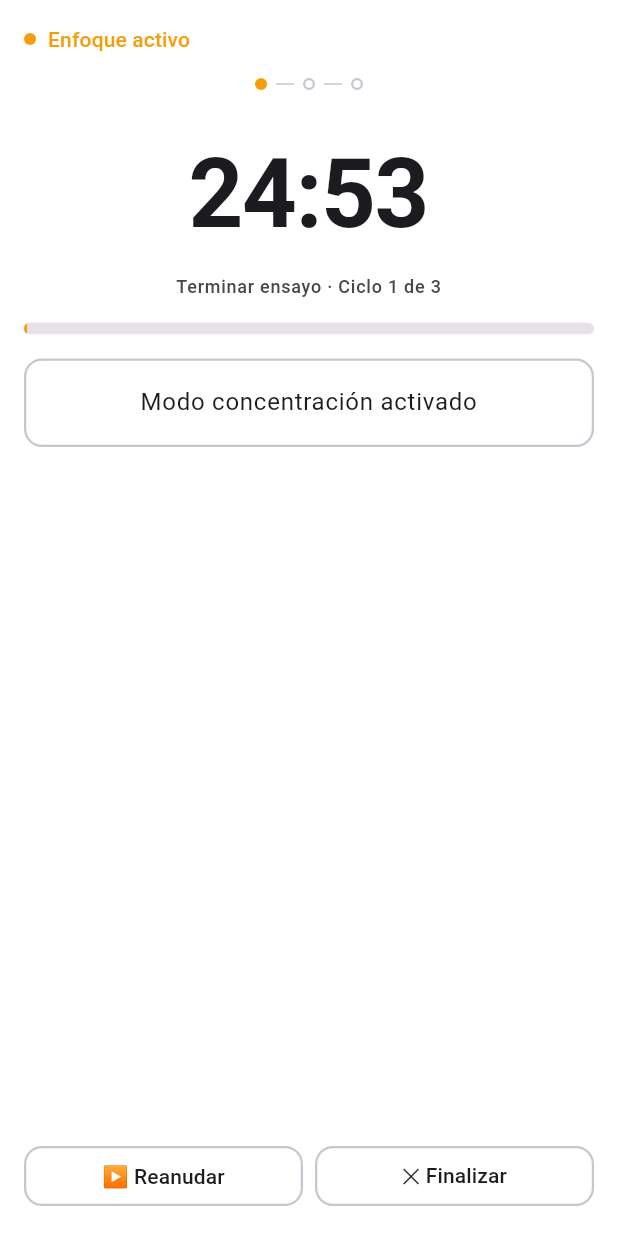
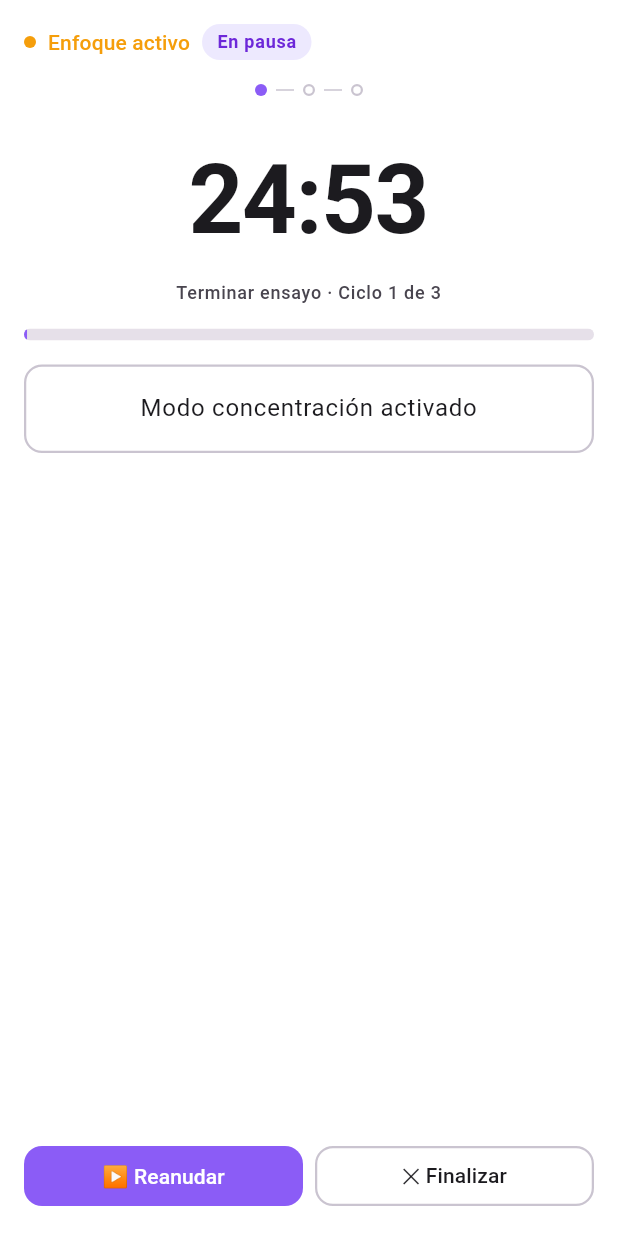
Before and after one commit to CamiloInoue/Pomodoro-Grupo12-MISW4302-202614, a Flutter app: the screen it shows after launch, after a tap on "⏸ Pausar", on a phone screen of 412 x 824 dp. Run offline on Flutter 3.47's test engine with Material 3 defaults, Android fonts, the phone set to English and light mode, and no system bars; our stand-ins replace clock, google_fonts.

Commit message:
Se hace cambios de el button pause

```diff
--- a/pomodoro-mobile/lib/screens/focus_active_screen.dart
+++ b/pomodoro-mobile/lib/screens/focus_active_screen.dart
@@ -36,7 +36,25 @@ class FocusActiveScreen extends StatelessWidget {
         bottom: Row(
           children: [
             Expanded(
-              child: OutlinedButton(
+              child: isPaused
+                  ? ElevatedButton(
+                      onPressed: onPauseTap,
+                      style: ElevatedButton.styleFrom(
+                        backgroundColor: AppColors.flowInterrupt,
+                        foregroundColor: Colors.white,
+                        shape: RoundedRectangleBorder(
+                          borderRadius: BorderRadius.circular(12),
+                        ),
+                        minimumSize: const Size.fromHeight(40),
+                        elevation: 0,
+                      ),
+                      child: const Text(
+                        '▶ Reanudar',
+                        maxLines: 1,
+                        overflow: TextOverflow.ellipsis,
+                      ),
+                    )
+                  : OutlinedButton(
                       onPressed: onPauseTap,
                       style: OutlinedButton.styleFrom(
                         foregroundColor: AppColors.neutralTextPrimary,
@@ -46,8 +64,8 @@ class FocusActiveScreen extends StatelessWidget {
                         ),
                         minimumSize: const Size.fromHeight(40),
                       ),
-                child: Text(
-                  isPaused ? '▶ Reanudar' : '⏸ Pausar',
+                      child: const Text(
+                        '⏸ Pausar',
                         maxLines: 1,
                         overflow: TextOverflow.ellipsis,
                       ),
@@ -75,7 +93,7 @@ class FocusActiveScreen extends StatelessWidget {
           ],
         ),
         children: [
-          // Badge "Enfoque activo"
+          // Badge "Enfoque activo" (+ "En pausa" cuando corresponde)
           Row(
             children: [
               Container(
@@ -93,6 +111,23 @@ class FocusActiveScreen extends StatelessWidget {
                       color: AppColors.flowFocus,
                     ),
               ),
+              if (isPaused) ...[
+                const SizedBox(width: 8),
+                Container(
+                  padding: const EdgeInsets.symmetric(horizontal: 10, vertical: 4),
+                  decoration: BoxDecoration(
+                    color: AppColors.interruptContainer,
+                    borderRadius: BorderRadius.circular(100),
+                  ),
+                  child: Text(
+                    'En pausa',
+                    style: Theme.of(context).textTheme.labelSmall?.copyWith(
+                          color: AppColors.interruptOnContainer,
+                          fontWeight: FontWeight.w600,
+                        ),
+                  ),
+                ),
+              ],
             ],
           ),
           const SizedBox(height: 16),
@@ -101,7 +136,7 @@ class FocusActiveScreen extends StatelessWidget {
           ProgressDots(
             totalCycles: totalCycles,
             currentCycle: currentCycle,
-            activeColor: AppColors.flowFocus,
+            activeColor: isPaused ? AppColors.flowInterrupt : AppColors.flowFocus,
           ),
           const SizedBox(height: 24),
 
@@ -131,7 +166,9 @@ class FocusActiveScreen extends StatelessWidget {
               value: progress,
               minHeight: 8,
               backgroundColor: AppColors.progressTrack,
-              valueColor: const AlwaysStoppedAnimation(AppColors.flowFocus),
+              valueColor: AlwaysStoppedAnimation(
+                isPaused ? AppColors.flowInterrupt : AppColors.flowFocus,
+              ),
             ),
           ),
           const SizedBox(height: 16),
--- a/pomodoro-mobile/lib/theme/app_colors.dart
+++ b/pomodoro-mobile/lib/theme/app_colors.dart
@@ -24,6 +24,8 @@ class AppColors {
   static const closureOnContainer = Color(0xFF15803D);
   static const earlyFinishContainer = Color(0xFFFEE2E2);
   static const earlyFinishOnContainer = Color(0xFFB91C1C);
+  static const interruptContainer = Color(0xFFEDE9FE);
+  static const interruptOnContainer = Color(0xFF6D28D9);
 
   static const progressTrack = Color(0xFFE6E0E9);
 }
```
Lines whose indentation alone changed are shown as unchanged.
